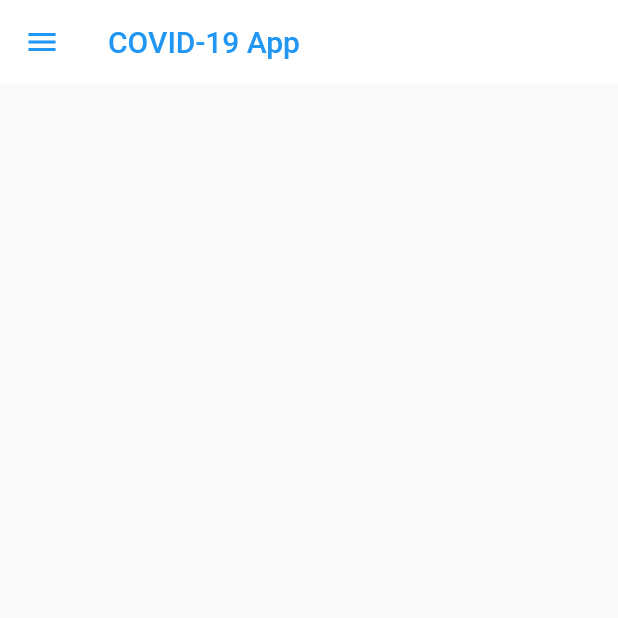
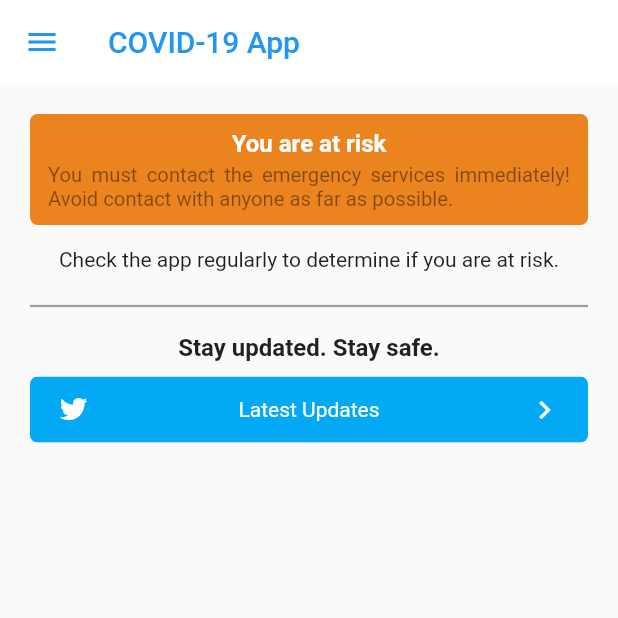
Before and after one commit to gsunit/COVID-19-App, a Flutter app: the MyHomePage screen opened directly, on a phone screen of 412 x 824 dp, the top half of it. Run offline on Flutter 3.47's test engine with Material 2 defaults, Android fonts, the light colour scheme and no system bars; our stand-ins replace cloud_firestore, fancy_bottom_navigation, flutter_easyrefresh, flutter_local_notifications, flutter_staggered_animations, webview_flutter; missing offline and left inert: flutter_geofence, rect_getter, upi_india; accounts and stored records are empty; project files that could hold a hidden picture were left out.

Commit message:
home page initial layout

```diff
--- a/app/lib/home_page.dart
+++ b/app/lib/home/home_page.dart
@@ -1,15 +1,24 @@
 import 'package:covid_19_app/covid_visualizer/covid_visualizer_page.dart';
 import 'package:covid_19_app/feed/feed_page.dart';
 import 'package:covid_19_app/guidelines/guidelines_page.dart';
+import 'package:covid_19_app/home/home_tab.dart';
+import 'package:covid_19_app/home/user_status_widget.dart';
+import 'package:covid_19_app/models/user_model.dart';
 import 'package:covid_19_app/payments/payments_page.dart';
 import 'package:covid_19_app/util/custom_appbar.dart';
 import 'package:covid_19_app/geolocation/geolocation.dart';
+import 'package:covid_19_app/util/custom_icons.dart';
 import 'package:flutter/material.dart';
 
 class MyHomePage extends StatefulWidget {
-  MyHomePage({Key key, this.title}) : super(key: key);
+  MyHomePage({
+    Key key,
+    @required this.title,
+    @required this.user
+  }) : super(key: key);
 
   final String title;
+  final UserModel user;
 
   @override
   _MyHomePageState createState() => _MyHomePageState();
@@ -61,8 +70,33 @@
           ],
         ),
       ),
-      body: Center(
-
+      body: Padding(
+        padding: const EdgeInsets.all(20.0),
+        child: SingleChildScrollView(
+          child: Column(
+            children: <Widget>[
+              UserStatusWidget(user: widget.user,),
+              SizedBox(height: 15.0),
+              Text("Check the app regularly to determine if you are at risk.", style: TextStyle(),),
+              SizedBox(height: 15.0,),
+              Divider(
+                color: Colors.grey,
+                thickness: 1.5,
+              ),
+              SizedBox(height: 10.0,),
+              Text("Stay updated. Stay safe.", style: TextStyle(fontWeight: FontWeight.bold, fontSize: 16.0),),
+              SizedBox(height: 10.0,),
+              HomeTab(
+                title: "Latest Updates",
+                icon: CustomIcons.twitter,
+                color: Colors.lightBlue,
+                onTap: () {
+                  Navigator.push(context, MaterialPageRoute(builder: (context) => FeedPage()));
+                },
+              )
+            ],
+          ),
+        ),
       ),
     );
   }
--- /dev/null
+++ b/app/lib/home/home_tab.dart
@@ -0,0 +1,42 @@
+import 'package:flutter/material.dart';
+
+class HomeTab extends StatelessWidget {
+
+  HomeTab({
+    @required this.title,
+    @required this.icon,
+    @required this.color,
+    @required this.onTap,
+  });
+
+  final String title;
+  final Color color;
+  final IconData icon;
+  final onTap;
+
+  @override
+  Widget build(BuildContext context) {
+    return InkWell(
+      onTap: onTap,
+      child: ClipRRect(
+        borderRadius: BorderRadius.circular(5.0),
+        child: Container(
+          color: color,
+          child: Padding(
+            padding: const EdgeInsets.only(top: 10.0, bottom: 10.0),
+            child: Row(
+              mainAxisAlignment: MainAxisAlignment.spaceAround,
+              children: <Widget>[
+                Icon(icon, color: Colors.white,),
+                SizedBox(width: 30.0,),
+                Text(title, style: TextStyle(color: Colors.white),),
+                SizedBox(width: 30.0,),
+                Icon(Icons.chevron_right, color: Colors.white,),
+              ],
+            ),
+          ),
+        ),
+      ),
+    );
+  }
+}
--- /dev/null
+++ b/app/lib/home/user_status_widget.dart
@@ -0,0 +1,90 @@
+import 'package:covid_19_app/models/user_model.dart';
+import 'package:covid_19_app/util/app_colors.dart';
+import 'package:flutter/material.dart';
+
+class UserStatusWidget extends StatefulWidget {
+
+  UserStatusWidget({
+    @required this.user,
+  });
+
+  final UserModel user;
+
+  @override
+  _UserStatusWidgetState createState() => _UserStatusWidgetState();
+}
+
+class _UserStatusWidgetState extends State<UserStatusWidget> {
+
+
+  @override
+  Widget build(BuildContext context) {
+
+    return ClipRRect(
+      borderRadius: BorderRadius.circular(5.0),
+      child: Container(
+        color: _getColor(widget.user.status),
+        child: Padding(
+          padding: const EdgeInsets.only(top: 10.0, bottom: 10.0, right: 12.0, left: 12.0),
+          child: Column(
+            mainAxisAlignment: MainAxisAlignment.start,
+            children: <Widget>[
+              // Text(
+              //   _getHeading(widget.user.status),
+              //   style: TextStyle(fontWeight: FontWeight.bold),
+              //   textAlign: TextAlign.left,
+              // ),
+              Text(
+                _getHeading(widget.user.status),
+                style: TextStyle(fontWeight: FontWeight.bold, fontSize: 16.0, color: Colors.white),
+              ),
+              SizedBox(height: 3.0,),
+              Text(
+                _getContent(widget.user.status),
+                textAlign: TextAlign.justify,
+                style: TextStyle(fontSize: 13.5, color: Colors.black45),
+              )
+            ],
+          )
+        ),
+        // height: 90.0,
+        alignment: Alignment.center,
+      ),
+    );
+  }
+
+  _getColor(String status) {
+    switch (status) {
+      case 'safe'
+        : return AppColors().safe;
+      case 'unsafe'
+        : return AppColors().unsafe;
+      default
+        : return AppColors().neutral;
+    }
+  }
+
+  _getHeading(String status) {
+    switch (status) {
+      case 'safe'
+        : return "You are safe from risk";
+      case 'unsafe'
+        : return "You are at risk";
+      default
+        : return "Self-assesment test not taken";
+    }
+  }
+
+  _getContent(String status) {
+    switch (status) {
+      case 'safe'
+        : return "Keep maintianing personal hygiene and social distance. Let\'s flatten that curve!";
+      case 'unsafe'
+        : return "You must contact the emergency services immediately! Avoid contact with anyone as far as possible.";
+      default
+        : return "Proceed as soon as possible to determine if you are at risk.";
+    }
+  }
+
+
+}
--- a/app/lib/login_page.dart
+++ b/app/lib/login_page.dart
@@ -1,4 +1,5 @@
-import 'package:covid_19_app/home_page.dart';
+import 'package:covid_19_app/home/home_page.dart';
+import 'package:covid_19_app/models/user_model.dart';
 import 'package:flutter/material.dart';
 
 class LoginPage extends StatefulWidget {
@@ -22,7 +23,16 @@
               ),
               onTap: () {
                 Navigator.pop(context);
-                Navigator.push(context, MaterialPageRoute(builder: (context) => MyHomePage(title: 'COVID-19 App')));
+                Navigator.push(context, MaterialPageRoute(builder: (context) => MyHomePage(
+                  title: 'COVID-19 App',
+                  user: UserModel(
+                    email: "test@test.com",
+                    name: "test test",
+                    photo: "",
+                    status: "unsafe",
+                    uid: ""
+                  ),
+                )));
               },
             ),
           ),
--- /dev/null
+++ b/app/lib/models/user_model.dart
@@ -0,0 +1,20 @@
+import 'package:cloud_firestore/cloud_firestore.dart';
+import 'package:flutter/widgets.dart';
+
+class UserModel {
+
+  final String name;
+  final String email;
+  final String photo;
+  final String uid;
+  final String status;
+
+  UserModel({
+    @required this.name,
+    @required this.email,
+    @required this.photo,
+    @required this.uid,
+    @required this.status,
+  });
+
+}
--- /dev/null
+++ b/app/lib/util/app_colors.dart
@@ -0,0 +1,7 @@
+import 'package:flutter/material.dart';
+
+class AppColors {
+  Color neutral = Color(0xfff6cf15);
+  Color unsafe = Color(0xffeb831f);
+  Color safe = Color(0xff91af1e);
+}
--- a/app/pubspec.yaml
+++ b/app/pubspec.yaml
@@ -56,6 +56,9 @@
    - ./assets/twitter.png
    - ./assets/youtube.png
    - ./assets/google.png
+   - ./assets/neutral.jpg
+   - ./assets/safe.jpg
+   - ./assets/unsafe.jpg
 
   fonts:
     - family: custom_icons
```
Also changed, not shown: app/assets/neutral.jpg (added), app/assets/safe.jpg (added), app/assets/unsafe.jpg (added).
